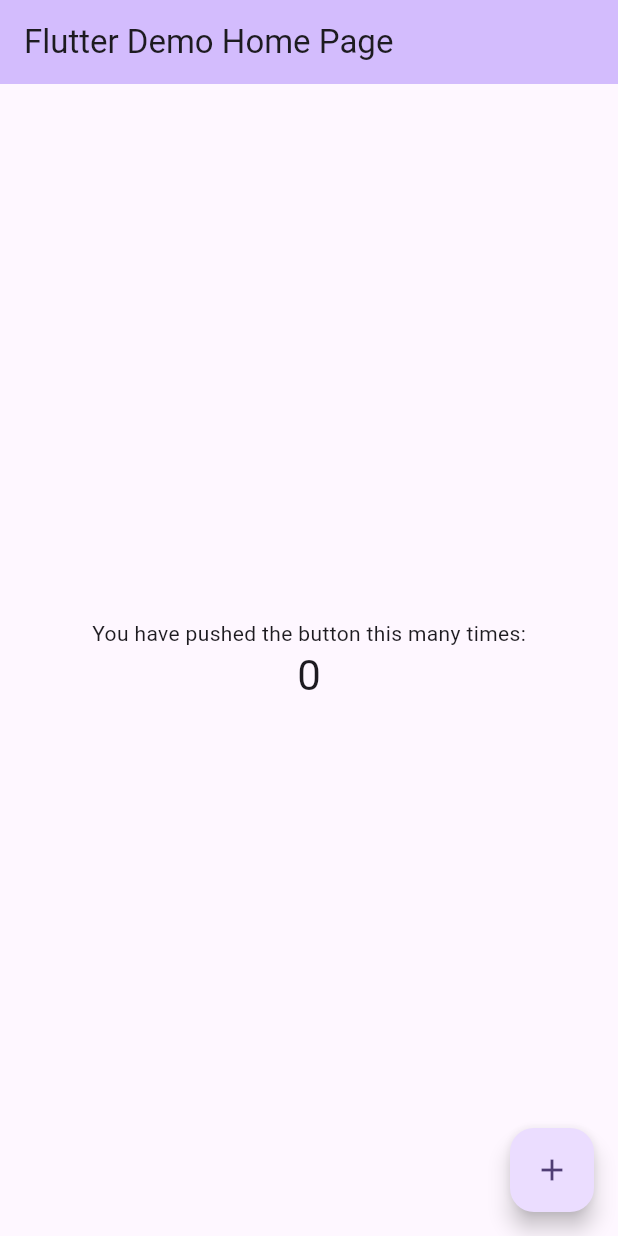
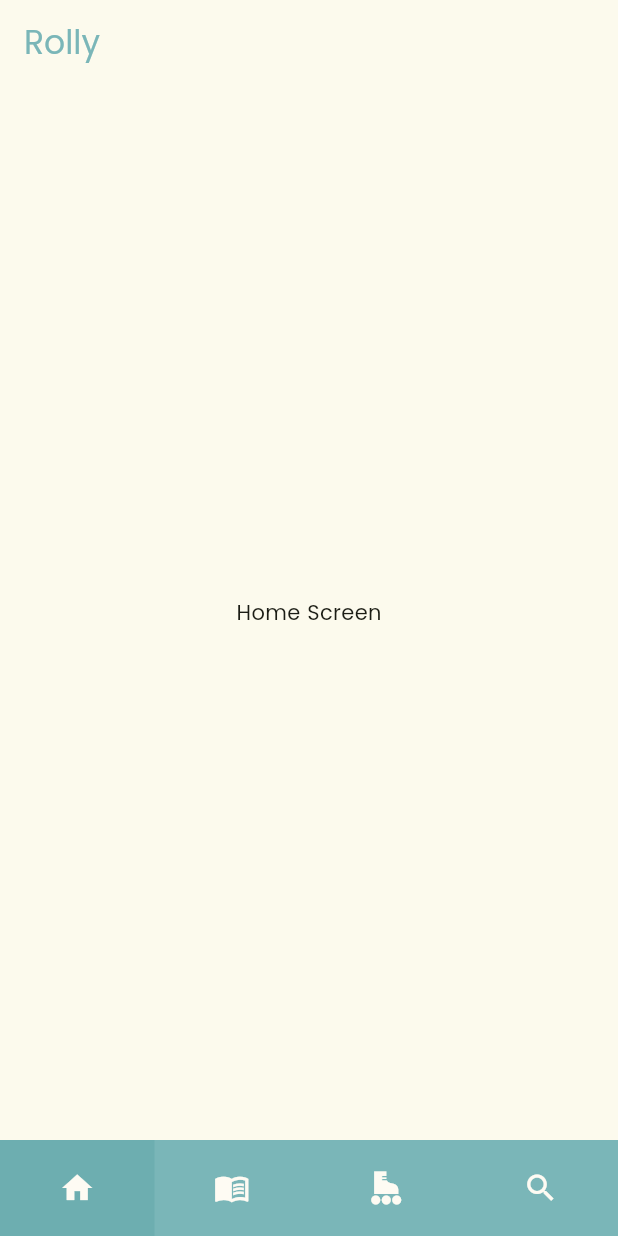
Before and after one commit to CottonCandyHeart/frontend-rolly, a Flutter app: the screen it shows after launch, on a phone screen of 412 x 824 dp. Run offline on Flutter 3.47's test engine with Material 3 defaults, Android fonts, the phone set to English and light mode, and no system bars.

```diff
--- a/lib/main.dart
+++ b/lib/main.dart
@@ -7,45 +7,21 @@ void main() {
 class MyApp extends StatelessWidget {
   const MyApp({super.key});
 
-  // This widget is the root of your application.
   @override
   Widget build(BuildContext context) {
     return MaterialApp(
-      title: 'Flutter Demo',
+      title: 'Rolly',
       theme: ThemeData(
-        // This is the theme of your application.
-        //
-        // TRY THIS: Try running your application with "flutter run". You'll see
-        // the application has a purple toolbar. Then, without quitting the app,
-        // try changing the seedColor in the colorScheme below to Colors.green
-        // and then invoke "hot reload" (save your changes or press the "hot
-        // reload" button in a Flutter-supported IDE, or press "r" if you used
-        // the command line to start the app).
-        //
-        // Notice that the counter didn't reset back to zero; the application
-        // state is not lost during the reload. To reset the state, use hot
-        // restart instead.
-        //
-        // This works for code too, not just values: Most code changes can be
-        // tested with just a hot reload.
-        colorScheme: ColorScheme.fromSeed(seedColor: Colors.deepPurple),
+        colorScheme: ColorScheme.fromSeed(seedColor: const Color(0xFFFEFBF3)),
+        fontFamily: 'Poppins',
       ),
-      home: const MyHomePage(title: 'Flutter Demo Home Page'),
+      home: const MyHomePage(title: 'Rolly'),
     );
   }
 }
 
 class MyHomePage extends StatefulWidget {
   const MyHomePage({super.key, required this.title});
-
-  // This widget is the home page of your application. It is stateful, meaning
-  // that it has a State object (defined below) that contains fields that affect
-  // how it looks.
-
-  // This class is the configuration for the state. It holds the values (in this
-  // case the title) provided by the parent (in this case the App widget) and
-  // used by the build method of the State. Fields in a Widget subclass are
-  // always marked "final".
 
   final String title;
 
@@ -54,69 +30,119 @@ class MyHomePage extends StatefulWidget {
 }
 
 class _MyHomePageState extends State<MyHomePage> {
-  int _counter = 0;
-
-  void _incrementCounter() {
-    setState(() {
-      // This call to setState tells the Flutter framework that something has
-      // changed in this State, which causes it to rerun the build method below
-      // so that the display can reflect the updated values. If we changed
-      // _counter without calling setState(), then the build method would not be
-      // called again, and so nothing would appear to happen.
-      _counter++;
-    });
-  }
+  int _currentIndex = 0;
 
   @override
   Widget build(BuildContext context) {
-    // This method is rerun every time setState is called, for instance as done
-    // by the _incrementCounter method above.
-    //
-    // The Flutter framework has been optimized to make rerunning build methods
-    // fast, so that you can just rebuild anything that needs updating rather
-    // than having to individually change instances of widgets.
+    final ThemeData theme = Theme.of(context);
+
+    final List<Widget> _widgetOptions = <Widget>[
+      HomeScreen(),
+      EducationScreen(),
+      TrainingScreen(),
+      MeetingScreen(),
+    ];
+
     return Scaffold(
       appBar: AppBar(
-        // TRY THIS: Try changing the color here to a specific color (to
-        // Colors.amber, perhaps?) and trigger a hot reload to see the AppBar
-        // change color while the other colors stay the same.
-        backgroundColor: Theme.of(context).colorScheme.inversePrimary,
-        // Here we take the value from the MyHomePage object that was created by
-        // the App.build method, and use it to set our appbar title.
-        title: Text(widget.title),
-      ),
-      body: Center(
-        // Center is a layout widget. It takes a single child and positions it
-        // in the middle of the parent.
-        child: Column(
-          // Column is also a layout widget. It takes a list of children and
-          // arranges them vertically. By default, it sizes itself to fit its
-          // children horizontally, and tries to be as tall as its parent.
-          //
-          // Column has various properties to control how it sizes itself and
-          // how it positions its children. Here we use mainAxisAlignment to
-          // center the children vertically; the main axis here is the vertical
-          // axis because Columns are vertical (the cross axis would be
-          // horizontal).
-          //
-          // TRY THIS: Invoke "debug painting" (choose the "Toggle Debug Paint"
-          // action in the IDE, or press "p" in the console), to see the
-          // wireframe for each widget.
-          mainAxisAlignment: MainAxisAlignment.center,
-          children: <Widget>[
-            const Text('You have pushed the button this many times:'),
-            Text(
-              '$_counter',
-              style: Theme.of(context).textTheme.headlineMedium,
-            ),
-          ],
+        title: Text(
+          widget.title,
+          style: TextStyle(color: Color(0xFF7AB6B8)),
         ),
       ),
-      floatingActionButton: FloatingActionButton(
-        onPressed: _incrementCounter,
-        tooltip: 'Increment',
-        child: const Icon(Icons.add),
-      ), // This trailing comma makes auto-formatting nicer for build methods.
+      body: Center(child: _widgetOptions.elementAt(_currentIndex)),
+        bottomNavigationBar: CustomBottomNavBar(
+          currentIndex: _currentIndex,
+          onTap: (index) {
+            setState(() {
+              _currentIndex = index;
+            });
+          },
+        ),
+      );
+  }
+}
+
+class CustomBottomNavBar extends StatelessWidget {
+  final int currentIndex;
+  final Function(int) onTap;
+
+  const CustomBottomNavBar({
+    required this.currentIndex,
+    required this.onTap,
+    super.key,
+  });
+
+  @override
+  Widget build(BuildContext context) {
+    final List<IconData> icons = [
+      Icons.home,
+      Icons.menu_book,
+      Icons.roller_skating,
+      Icons.search,
+    ];
+
+    return Container(
+      color: Color(0xFF7AB6B8),
+      child: Row(
+        mainAxisAlignment: MainAxisAlignment.spaceEvenly,
+        children: List.generate(icons.length, (index) {
+          final bool isSelected = index == currentIndex;
+
+          return GestureDetector(
+            onTap: () => onTap(index),
+            child: Container(
+              decoration: BoxDecoration(
+                color: isSelected ? Color(0xFF6DAEB0) : Colors.transparent,
+                //borderRadius: BorderRadius.circular(8),
+              ),
+              padding: const EdgeInsets.all(20),
+              width: MediaQuery.of(context).size.width * 0.25,
+              child: Icon(
+                icons[index],
+                color: Color(0xFFFEFBF3),
+              ),
+            ),
+          );
+        }),
+      ),
     );
   }
 }
+
+
+class HomeScreen extends StatelessWidget {
+  @override
+  Widget build(BuildContext context) {
+    return Center(
+      child: Text('Home Screen'),
+    );
+  }
+}
+
+class EducationScreen extends StatelessWidget {
+  @override
+  Widget build(BuildContext context) {
+    return Center(
+      child: Text('Educaion Screen'),
+    );
+  }
+}
+
+class TrainingScreen extends StatelessWidget {
+  @override
+  Widget build(BuildContext context) {
+    return Center(
+      child: Text('Training Screen'),
+    );
+  }
+}
+
+class MeetingScreen extends StatelessWidget {
+  @override
+  Widget build(BuildContext context) {
+    return Center(
+      child: Text('Meeting Screen'),
+    );
+  }
+}
--- a/pubspec.yaml
+++ b/pubspec.yaml
@@ -87,3 +87,7 @@ flutter:
   #
   # For details regarding fonts from package dependencies,
   # see https://flutter.dev/to/font-from-package
+  fonts:
+    - family: Poppins
+      fonts:
+        - asset: assets/fonts/Poppins-Regular.ttf
```
Also changed, not shown: assets/fonts/Poppins-ExtraLightItalic.ttf (added), assets/fonts/Poppins-Regular.ttf (added), assets/fonts/poppins/Poppins-Black.ttf (added), assets/fonts/poppins/Poppins-BlackItalic.ttf (added), assets/fonts/poppins/Poppins-Bold.ttf (added), assets/fonts/poppins/Poppins-BoldItalic.ttf (added), assets/fonts/poppins/Poppins-ExtraBold.ttf (added), assets/fonts/poppins/Poppins-ExtraBoldItalic.ttf (added), assets/fonts/poppins/Poppins-ExtraLight.ttf (added), assets/fonts/poppins/Poppins-Italic.ttf (added), assets/fonts/poppins/Poppins-Light.ttf (added), assets/fonts/poppins/Poppins-LightItalic.ttf (added), assets/fonts/poppins/Poppins-Medium.ttf (added), assets/fonts/poppins/Poppins-MediumItalic.ttf (added), 4 more files.
